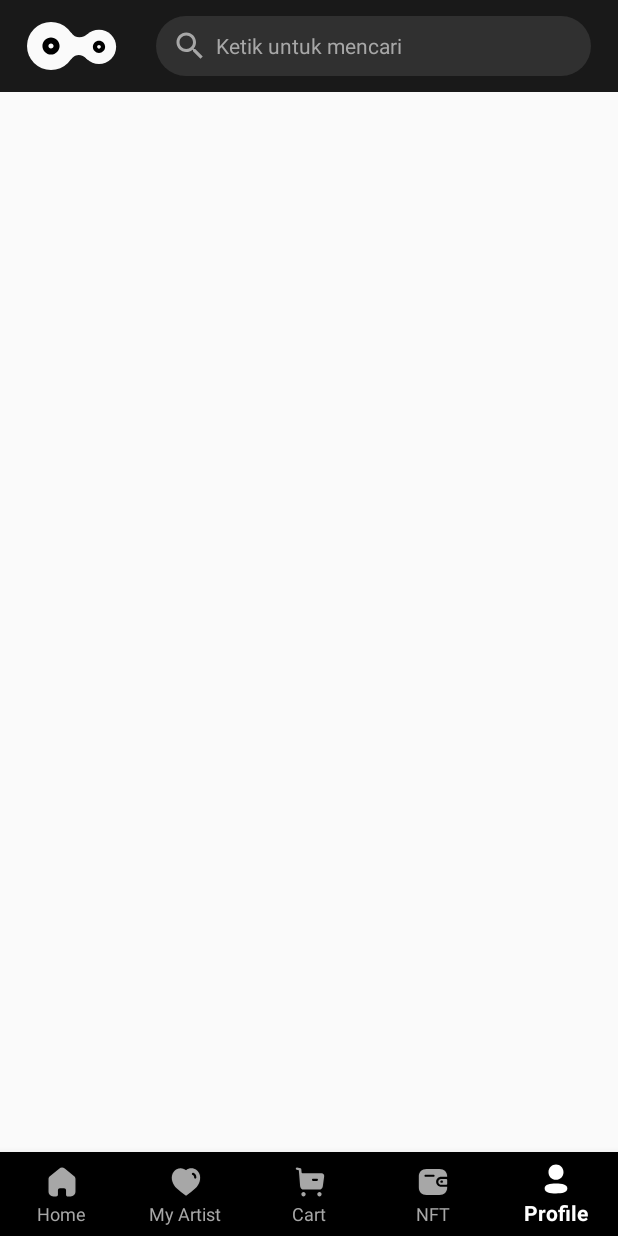
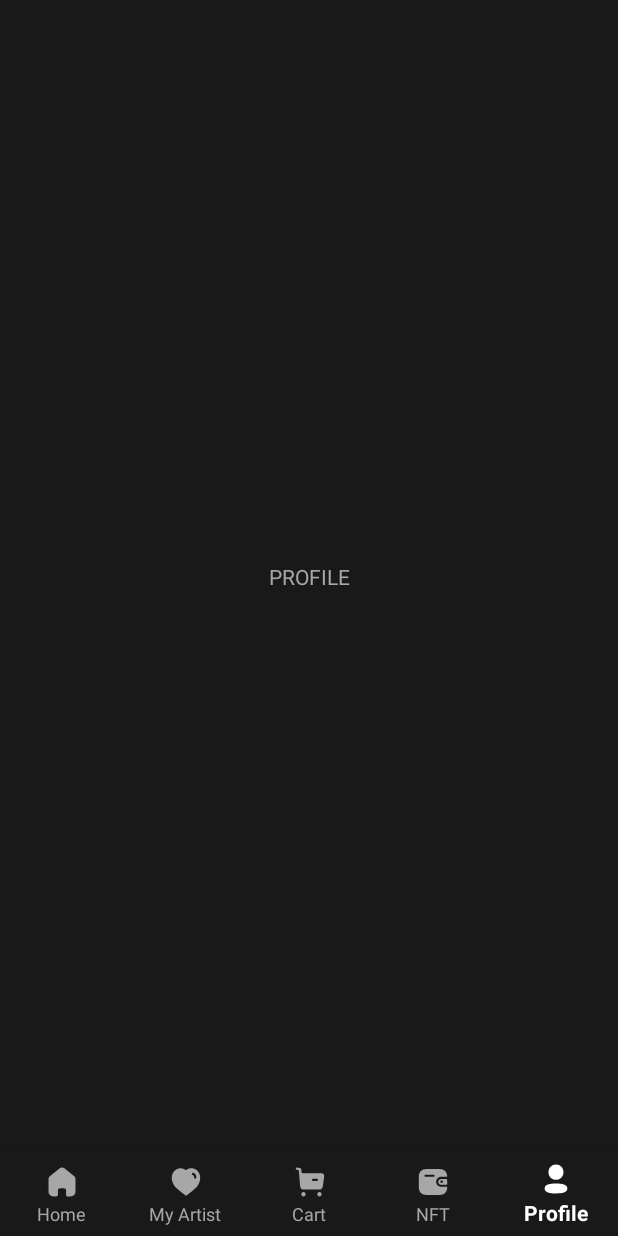
Before and after one commit to andrea-akasia/demajors-android, an Android app: the screen it shows after launch (MainActivity), item 5 of the bottom bar chosen, on a phone screen of 412 x 824 dp. Run offline under Robolectric (Android 15) with nearby library versions, the phone set to English and light mode, and no system bars; our stand-ins replace Dagger/Hilt's generated code, Room's generated code, RxJava, Timber, paging and 1 more; libraries missing offline, so code that uses them is left out: androidx.paging.

Commit message:
setup home & profile fragment

```diff
--- /dev/null
+++ b/app/src/main/java/id/akasia/demajorsandroid/feature/home/HomeFragment.kt
@@ -0,0 +1,32 @@
+package id.akasia.demajorsandroid.feature.home
+
+import android.os.Bundle
+import android.view.LayoutInflater
+import android.view.View
+import android.view.ViewGroup
+import id.akasia.demajorsandroid.base.BaseFragment
+import id.akasia.demajorsandroid.databinding.FragmentHomeBinding
+
+class HomeFragment : BaseFragment<HomeViewModel>() {
+    override val viewModelClass: Class<HomeViewModel> = HomeViewModel::class.java
+    private var _binding: FragmentHomeBinding? = null
+    private val binding get() = _binding!!
+
+    override fun onCreateView(
+        inflater: LayoutInflater,
+        container: ViewGroup?,
+        savedInstanceState: Bundle?
+    ): View {
+        _binding = FragmentHomeBinding.inflate(inflater, container, false)
+        return binding.root
+    }
+
+    override fun onDestroyView() {
+        super.onDestroyView()
+        _binding = null
+    }
+
+    override fun onViewCreated(view: View, savedInstanceState: Bundle?) {
+        super.onViewCreated(view, savedInstanceState)
+    }
+}
--- /dev/null
+++ b/app/src/main/java/id/akasia/demajorsandroid/feature/home/HomeViewModel.kt
@@ -0,0 +1,14 @@
+package id.akasia.demajorsandroid.feature.home
+
+import android.annotation.SuppressLint
+import androidx.lifecycle.MutableLiveData
+import id.akasia.demajorsandroid.base.BaseViewModel
+import id.akasia.demajorsandroid.data.DataManager
+import javax.inject.Inject
+
+@SuppressLint("CheckResult")
+class HomeViewModel
+@Inject constructor(private val dataManager: DataManager) : BaseViewModel() {
+
+    internal var warningMessage = MutableLiveData<String>()
+}
--- a/app/src/main/java/id/akasia/demajorsandroid/feature/main/MainActivity.kt
+++ b/app/src/main/java/id/akasia/demajorsandroid/feature/main/MainActivity.kt
@@ -5,13 +5,22 @@ import android.view.WindowInsets
 import androidx.core.view.WindowCompat
 import androidx.core.view.WindowInsetsCompat
 import androidx.core.view.WindowInsetsControllerCompat
+import dagger.android.AndroidInjector
+import dagger.android.DispatchingAndroidInjector
+import dagger.android.HasAndroidInjector
+import id.akasia.demajorsandroid.R
 import id.akasia.demajorsandroid.base.BaseActivity
 import id.akasia.demajorsandroid.databinding.ActivityMainBinding
+import id.akasia.demajorsandroid.feature.home.HomeFragment
+import id.akasia.demajorsandroid.feature.profile.ProfileFragment
+import javax.inject.Inject
 
-class MainActivity : BaseActivity<MainViewModel>() {
+class MainActivity : BaseActivity<MainViewModel>(), HasAndroidInjector {
 
     override val viewModelClass: Class<MainViewModel> = MainViewModel::class.java
     private lateinit var binding: ActivityMainBinding
+
+    @Inject lateinit var androidInjector: DispatchingAndroidInjector<Any>
 
     override fun onCreate(savedInstanceState: Bundle?) {
         super.onCreate(savedInstanceState)
@@ -27,5 +36,28 @@ class MainActivity : BaseActivity<MainViewModel>() {
         } else {
             window.insetsController?.hide(WindowInsets.Type.statusBars())
         }
+
+        binding.bottomNavigation.setOnNavigationItemSelectedListener { item ->
+            when (item.itemId) {
+                R.id.nav_home -> {
+                    supportFragmentManager.beginTransaction().replace(R.id.container, HomeFragment()).commit()
+                }
+                R.id.nav_my_artist -> {
+                }
+                R.id.nav_cart -> {
+                }
+                R.id.nav_wallet -> {
+                }
+                R.id.nav_profile -> {
+                    supportFragmentManager.beginTransaction().replace(R.id.container, ProfileFragment()).commit()
+                }
+            }
+            true
+        }
+
+        // default fragment
+        supportFragmentManager.beginTransaction().replace(R.id.container, HomeFragment()).commit()
     }
+
+    override fun androidInjector(): AndroidInjector<Any> = androidInjector
 }
--- /dev/null
+++ b/app/src/main/java/id/akasia/demajorsandroid/feature/profile/ProfileFragment.kt
@@ -0,0 +1,32 @@
+package id.akasia.demajorsandroid.feature.profile
+
+import android.os.Bundle
+import android.view.LayoutInflater
+import android.view.View
+import android.view.ViewGroup
+import id.akasia.demajorsandroid.base.BaseFragment
+import id.akasia.demajorsandroid.databinding.FragmentProfileBinding
+
+class ProfileFragment : BaseFragment<ProfileViewModel>() {
+    override val viewModelClass: Class<ProfileViewModel> = ProfileViewModel::class.java
+    private var _binding: FragmentProfileBinding? = null
+    private val binding get() = _binding!!
+
+    override fun onCreateView(
+        inflater: LayoutInflater,
+        container: ViewGroup?,
+        savedInstanceState: Bundle?
+    ): View {
+        _binding = FragmentProfileBinding.inflate(inflater, container, false)
+        return binding.root
+    }
+
+    override fun onDestroyView() {
+        super.onDestroyView()
+        _binding = null
+    }
+
+    override fun onViewCreated(view: View, savedInstanceState: Bundle?) {
+        super.onViewCreated(view, savedInstanceState)
+    }
+}
--- /dev/null
+++ b/app/src/main/java/id/akasia/demajorsandroid/feature/profile/ProfileViewModel.kt
@@ -0,0 +1,14 @@
+package id.akasia.demajorsandroid.feature.profile
+
+import android.annotation.SuppressLint
+import androidx.lifecycle.MutableLiveData
+import id.akasia.demajorsandroid.base.BaseViewModel
+import id.akasia.demajorsandroid.data.DataManager
+import javax.inject.Inject
+
+@SuppressLint("CheckResult")
+class ProfileViewModel
+@Inject constructor(private val dataManager: DataManager) : BaseViewModel() {
+
+    internal var warningMessage = MutableLiveData<String>()
+}
--- a/app/src/main/res/layout/activity_main.xml
+++ b/app/src/main/res/layout/activity_main.xml
@@ -2,62 +2,19 @@
 <androidx.constraintlayout.widget.ConstraintLayout
     xmlns:android="http://schemas.android.com/apk/res/android"
     xmlns:app="http://schemas.android.com/apk/res-auto"
-    xmlns:tools="http://schemas.android.com/tools"
     android:layout_width="match_parent"
     android:layout_height="match_parent">
-
-    <androidx.constraintlayout.widget.ConstraintLayout
-        android:id="@+id/app_bar"
-        android:layout_width="match_parent"
-        android:layout_height="wrap_content"
-        android:background="@color/colorPrimary"
-        android:paddingTop="@dimen/_8sdp"
-        android:paddingBottom="@dimen/_8sdp"
-        android:paddingStart="@dimen/_14sdp"
-        android:paddingEnd="@dimen/_14sdp"
-        app:layout_constraintEnd_toEndOf="parent"
-        app:layout_constraintStart_toStartOf="parent"
-        app:layout_constraintTop_toTopOf="parent">
-
-        <ImageView
-            android:id="@+id/logo"
-            android:layout_width="wrap_content"
-            android:layout_height="wrap_content"
-            app:layout_constraintBottom_toBottomOf="parent"
-            app:layout_constraintStart_toStartOf="parent"
-            app:layout_constraintTop_toTopOf="parent"
-            app:srcCompat="@drawable/ic_logo" />
-
-        <EditText
-            android:id="@+id/value_search"
-            android:layout_width="0dp"
-            android:layout_height="wrap_content"
-            android:layout_marginStart="@dimen/_20sdp"
-            android:background="@drawable/background_textfield_search"
-            android:drawableStart="@drawable/ic_search"
-            android:drawablePadding="@dimen/_4sdp"
-            android:hint="Ketik untuk mencari"
-            android:inputType="text"
-            android:paddingStart="@dimen/_8sdp"
-            android:paddingTop="@dimen/_6sdp"
-            android:paddingEnd="@dimen/_8sdp"
-            android:paddingBottom="@dimen/_6sdp"
-            android:textColorHint="#A7A7A7"
-            android:textSize="14sp"
-            app:layout_constraintBottom_toBottomOf="parent"
-            app:layout_constraintEnd_toEndOf="parent"
-            app:layout_constraintStart_toEndOf="@+id/logo"
-            app:layout_constraintTop_toTopOf="parent" />
-
-    </androidx.constraintlayout.widget.ConstraintLayout>
 
     <com.google.android.material.bottomnavigation.BottomNavigationView
         android:id="@+id/bottom_navigation"
         android:layout_width="match_parent"
         android:layout_height="wrap_content"
+        app:elevation="@dimen/_10sdp"
+        android:elevation="@dimen/_10sdp"
         app:menu="@menu/bottom_nav_menu"
         app:itemIconTint="@drawable/bottom_nav_selector"
         app:itemTextColor="@drawable/bottom_nav_selector"
+        android:background="@color/colorPrimary"
         app:labelVisibilityMode="labeled"
         app:layout_constraintBottom_toBottomOf="parent"
         app:layout_constraintEnd_toEndOf="parent"
@@ -67,9 +24,9 @@
         android:id="@+id/container"
         android:layout_width="0dp"
         android:layout_height="0dp"
-        app:layout_constraintBottom_toBottomOf="parent"
+        app:layout_constraintBottom_toTopOf="@+id/bottom_navigation"
         app:layout_constraintEnd_toEndOf="parent"
         app:layout_constraintStart_toStartOf="parent"
-        app:layout_constraintTop_toBottomOf="@+id/app_bar" />
+        app:layout_constraintTop_toTopOf="parent" />
 
 </androidx.constraintlayout.widget.ConstraintLayout>
--- /dev/null
+++ b/app/src/main/res/layout/fragment_profile.xml
@@ -0,0 +1,21 @@
+<?xml version="1.0" encoding="utf-8"?>
+<androidx.constraintlayout.widget.ConstraintLayout
+    xmlns:android="http://schemas.android.com/apk/res/android"
+    xmlns:app="http://schemas.android.com/apk/res-auto"
+    xmlns:tools="http://schemas.android.com/tools"
+    android:layout_width="match_parent"
+    android:layout_height="match_parent"
+    android:background="@color/colorPrimary">
+
+    <TextView
+        android:id="@+id/textView"
+        android:layout_width="wrap_content"
+        android:layout_height="wrap_content"
+        android:text="PROFILE"
+        android:textColor="#A7A7A7"
+        app:layout_constraintBottom_toBottomOf="parent"
+        app:layout_constraintEnd_toEndOf="parent"
+        app:layout_constraintStart_toStartOf="parent"
+        app:layout_constraintTop_toTopOf="parent" />
+
+</androidx.constraintlayout.widget.ConstraintLayout>
```
Also changed, not shown: app/src/main/java/id/akasia/demajorsandroid/di/modules/FragmentBuildersModule.kt (+8 -0 lines), app/src/main/java/id/akasia/demajorsandroid/di/modules/ViewModelModule.kt (+12 -0 lines), app/src/main/res/drawable/ic_notification.xml (added, +10 -0 lines), app/src/main/res/layout/fragment_cart.xml (added, +21 -0 lines), app/src/main/res/layout/fragment_home.xml (added, +65 -0 lines), app/src/main/res/layout/fragment_my_artist.xml (added, +21 -0 lines), app/src/main/res/layout/fragment_wallet.xml (added, +21 -0 lines).
